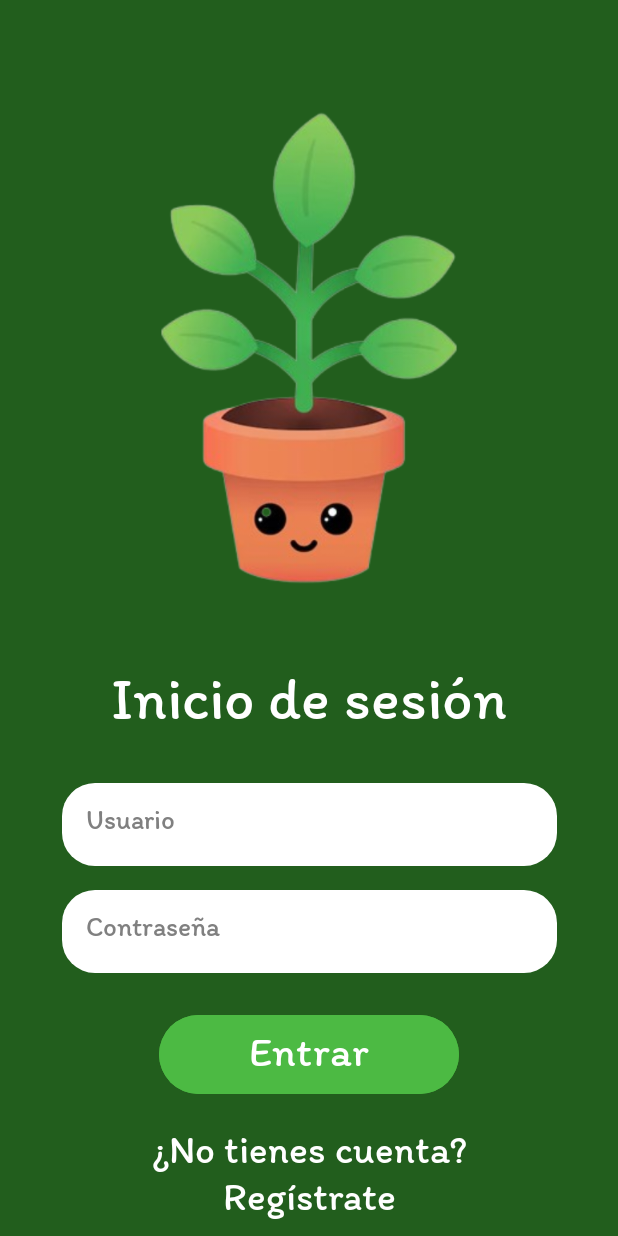
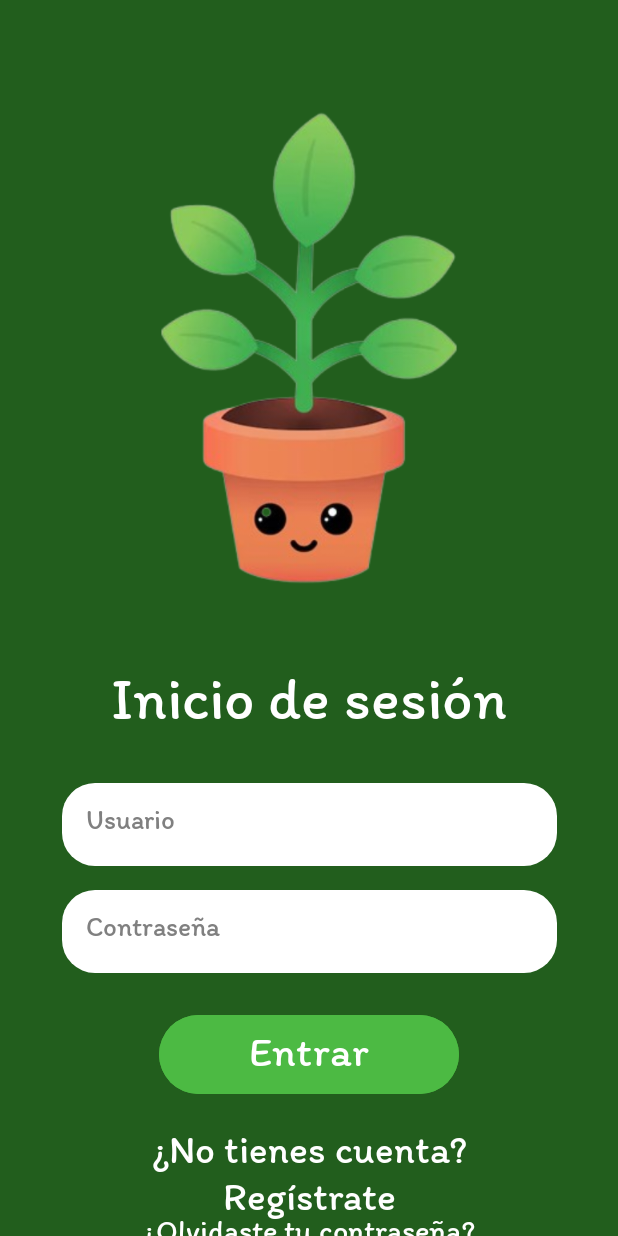
Before and after one commit to Abimael-Ochoa/Botanicare, an Android app: the screen it shows after launch (LoginScreen), on a phone screen of 412 x 824 dp. Run offline under Robolectric (Android 15) with nearby library versions, the phone set to English and light mode, and no system bars; our stand-ins replace Firebase (no records; nobody signed in at launch, a user with empty details on screens opened directly).

Commit message:
Usuarios del progreso planta del admin acomodado

```diff
--- a/app/src/main/res/layout/activity_main.xml
+++ b/app/src/main/res/layout/activity_main.xml
@@ -127,17 +127,19 @@
         android:id="@+id/forgotPasswordText"
         android:layout_width="wrap_content"
         android:layout_height="wrap_content"
+        android:layout_marginTop="16dp"
+        android:clickable="true"
+        android:focusable="true"
+        android:layout_marginBottom="15dp"
+        android:fontFamily="@font/my_custom_font"
+        android:gravity="center"
         android:text="¿Olvidaste tu contraseña?"
-        android:fontFamily="@font/my_custom_font"
         android:textColor="#FFFFFF"
         android:textSize="20sp"
-        android:gravity="center"
-        android:clickable="true"
-        android:focusable="true"
-        app:layout_constraintTop_toBottomOf="@id/registerText"
+        app:layout_constraintBottom_toBottomOf="parent"
+        app:layout_constraintEnd_toEndOf="parent"
         app:layout_constraintStart_toStartOf="parent"
-        app:layout_constraintEnd_toEndOf="parent"
-        android:layout_marginTop="16dp" />
+        app:layout_constraintTop_toBottomOf="@id/registerText" />
 
 
 </androidx.constraintlayout.widget.ConstraintLayout>
--- a/app/src/main/res/layout/item_usuario_progresop.xml
+++ b/app/src/main/res/layout/item_usuario_progresop.xml
@@ -1,11 +1,13 @@
 <!-- item_user.xml -->
 <LinearLayout xmlns:android="http://schemas.android.com/apk/res/android"
     android:id="@+id/usuario_progreso_plantas"
-    android:layout_width="350dp"
+    android:layout_width="match_parent"
     android:layout_height="wrap_content"
     android:orientation="horizontal"
     android:padding="8dp"
+    android:layout_marginTop="15dp"
     android:background="@drawable/fondo_items_progresop_admin">
+
 
     <!-- Imagen de perfil del usuario -->
     <ImageView
```
